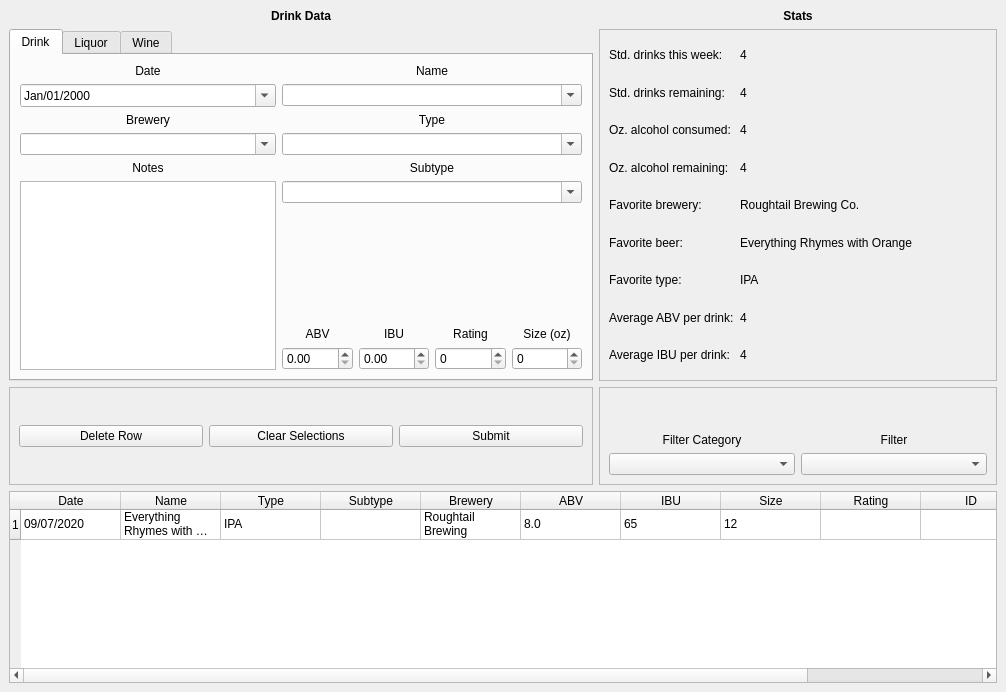
The window that src/mainwindow.ui (minorsecond/BuzzBot) describes before a commit, drawn with Qt 5.
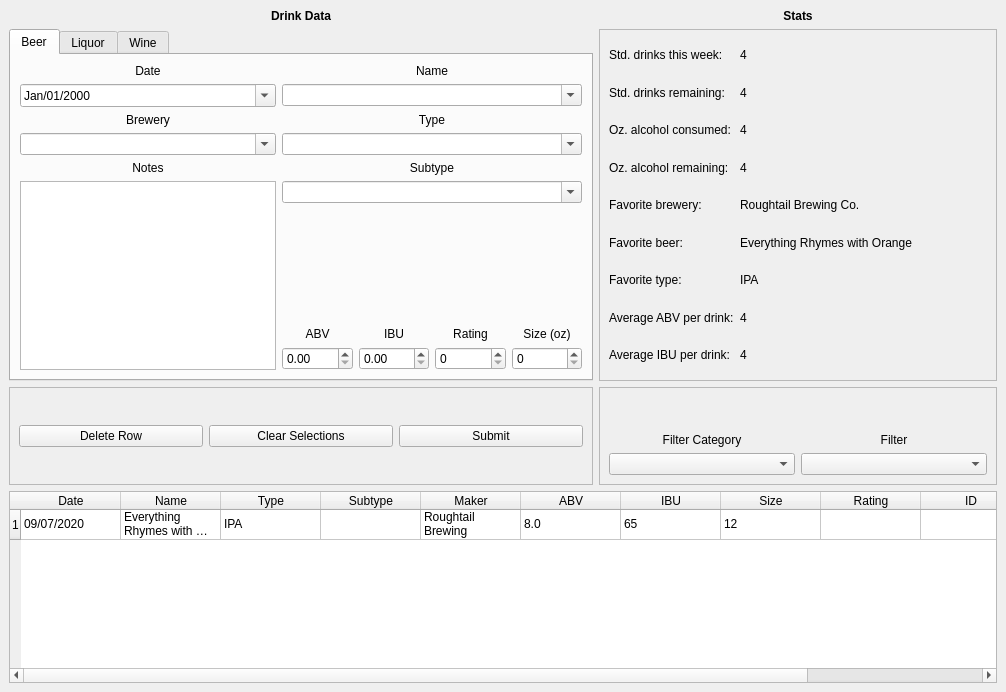
The same window after the commit.

Commit message: Change references to brewery column to new maker column

```diff
--- a/src/mainwindow.ui
+++ b/src/mainwindow.ui
@@ -142,7 +142,7 @@
       </column>
       <column>
        <property name="text">
-        <string>Brewery</string>
+        <string>Maker</string>
        </property>
       </column>
       <column>
@@ -567,7 +567,7 @@
       </property>
       <widget class="QWidget" name="beerTab">
        <attribute name="title">
-        <string>Drink</string>
+        <string>Beer</string>
        </attribute>
        <layout class="QGridLayout" name="gridLayout_7">
         <item row="0" column="0">
```
The commit also changes 2 other files.
